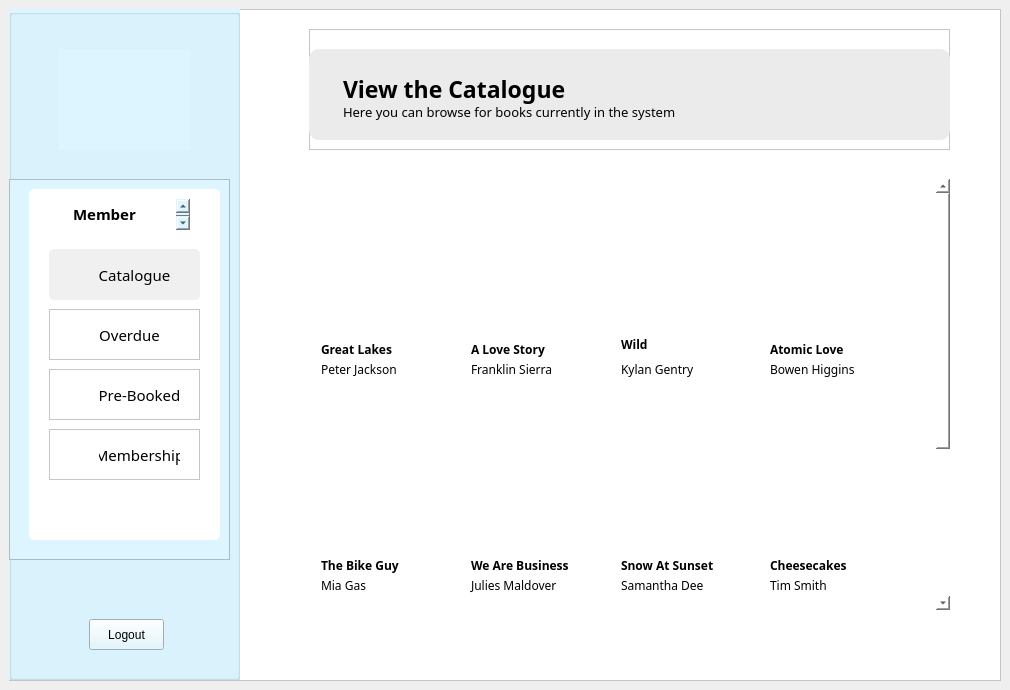
Qt form LIS/membercatalogue.ui (TenacioussD/library_information_system) before a commit.
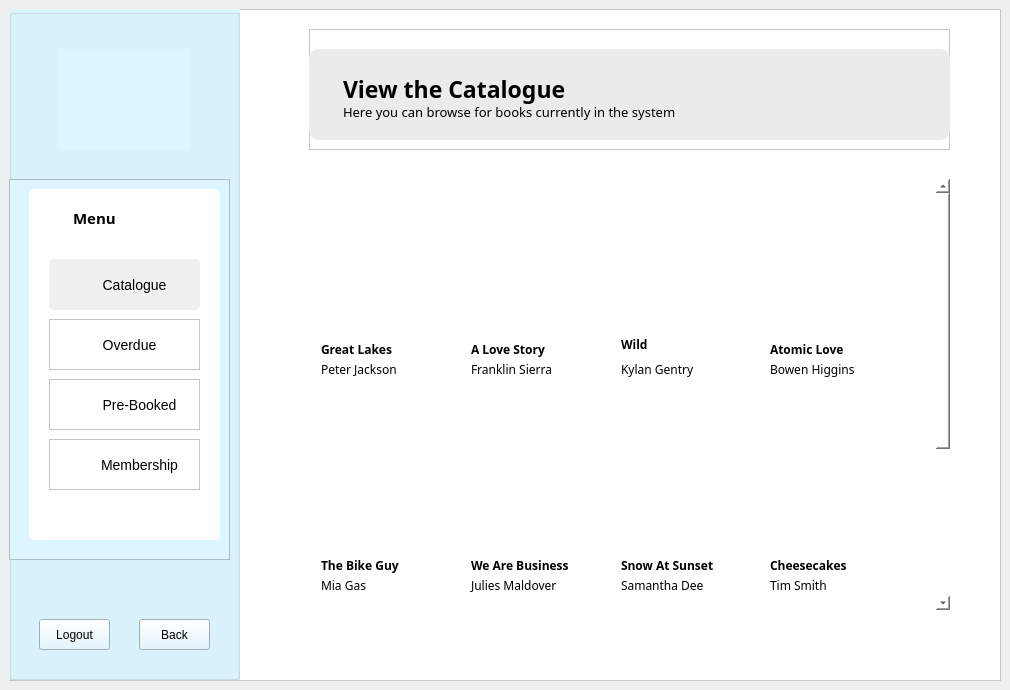
The same form after that commit. Icons and pictures are not drawn.

Patch:
```diff
--- a/LIS/membercatalogue.ui
+++ b/LIS/membercatalogue.ui
@@ -60,22 +60,6 @@
          <bool>true</bool>
         </property>
        </widget>
-       <widget class="QPushButton" name="pushButton">
-        <property name="geometry">
-         <rect>
-          <x>80</x>
-          <y>610</y>
-          <width>75</width>
-          <height>31</height>
-         </rect>
-        </property>
-        <property name="styleSheet">
-         <string notr="true"/>
-        </property>
-        <property name="text">
-         <string>Logout</string>
-        </property>
-       </widget>
        <widget class="QFrame" name="menu">
         <property name="geometry">
          <rect>
@@ -112,8 +96,8 @@
          <property name="geometry">
           <rect>
            <x>60</x>
-           <y>20</y>
-           <width>121</width>
+           <y>30</y>
+           <width>111</width>
            <height>31</height>
           </rect>
          </property>
@@ -130,6 +114,9 @@
          <property name="frameShadow">
           <enum>QFrame::Plain</enum>
          </property>
+         <property name="verticalScrollBarPolicy">
+          <enum>Qt::ScrollBarAlwaysOff</enum>
+         </property>
          <property name="plainText">
           <string>Member Menu</string>
          </property>
@@ -141,7 +128,7 @@
          <property name="geometry">
           <rect>
            <x>40</x>
-           <y>70</y>
+           <y>80</y>
            <width>151</width>
            <height>51</height>
           </rect>
@@ -185,10 +172,15 @@
            </rect>
           </property>
           <property name="styleSheet">
-           <string notr="true">font-family: Baloo 2;
+           <string notr="true">QPushButton {
 background: transparent;
-font-size: 15px;
-border: none;</string>
+font-size: 14px;
+border: none;
+}
+
+QPushButton:hover {
+	color: rgb(124, 204, 241);
+}</string>
           </property>
           <property name="text">
            <string>Catalogue</string>
@@ -202,7 +194,7 @@
          <property name="geometry">
           <rect>
            <x>40</x>
-           <y>130</y>
+           <y>140</y>
            <width>151</width>
            <height>51</height>
           </rect>
@@ -246,9 +238,8 @@
           </property>
           <property name="styleSheet">
            <string notr="true">QPushButton {
-font-family: Baloo 2;
 background: transparent;
-font-size: 15px;
+font-size: 14px;
 border: none;
 }
 
@@ -265,7 +256,7 @@
          <property name="geometry">
           <rect>
            <x>40</x>
-           <y>190</y>
+           <y>200</y>
            <width>151</width>
            <height>51</height>
           </rect>
@@ -309,9 +300,8 @@
           </property>
           <property name="styleSheet">
            <string notr="true">QPushButton {
-font-family: Baloo 2;
 background: transparent;
-font-size: 15px;
+font-size: 14px;
 border: none;
 }
 
@@ -328,7 +318,7 @@
          <property name="geometry">
           <rect>
            <x>40</x>
-           <y>250</y>
+           <y>260</y>
            <width>151</width>
            <height>51</height>
           </rect>
@@ -372,9 +362,8 @@
           </property>
           <property name="styleSheet">
            <string notr="true">QPushButton {
-font-family: Baloo 2;
 background: transparent;
-font-size: 15px;
+font-size: 14px;
 border: none;
 }
 
@@ -388,6 +377,50 @@
          </widget>
         </widget>
        </widget>
+       <widget class="QPushButton" name="back">
+        <property name="geometry">
+         <rect>
+          <x>130</x>
+          <y>610</y>
+          <width>71</width>
+          <height>31</height>
+         </rect>
+        </property>
+        <property name="styleSheet">
+         <string notr="true">/*QPushButton {
+background: white;
+}*/
+
+QPushButton:hover {
+	color: rgb(106, 146, 255);
+}</string>
+        </property>
+        <property name="text">
+         <string>Back</string>
+        </property>
+        <property name="icon">
+         <iconset theme="go-previous">
+          <normaloff>.</normaloff>.</iconset>
+        </property>
+       </widget>
+       <widget class="QPushButton" name="logout">
+        <property name="geometry">
+         <rect>
+          <x>30</x>
+          <y>610</y>
+          <width>71</width>
+          <height>31</height>
+         </rect>
+        </property>
+        <property name="styleSheet">
+         <string notr="true">QPushButton:hover {
+	color: rgb(106, 146, 255);
+}</string>
+        </property>
+        <property name="text">
+         <string>Logout</string>
+        </property>
+       </widget>
       </widget>
       <widget class="QFrame" name="heading">
        <property name="geometry">
```
